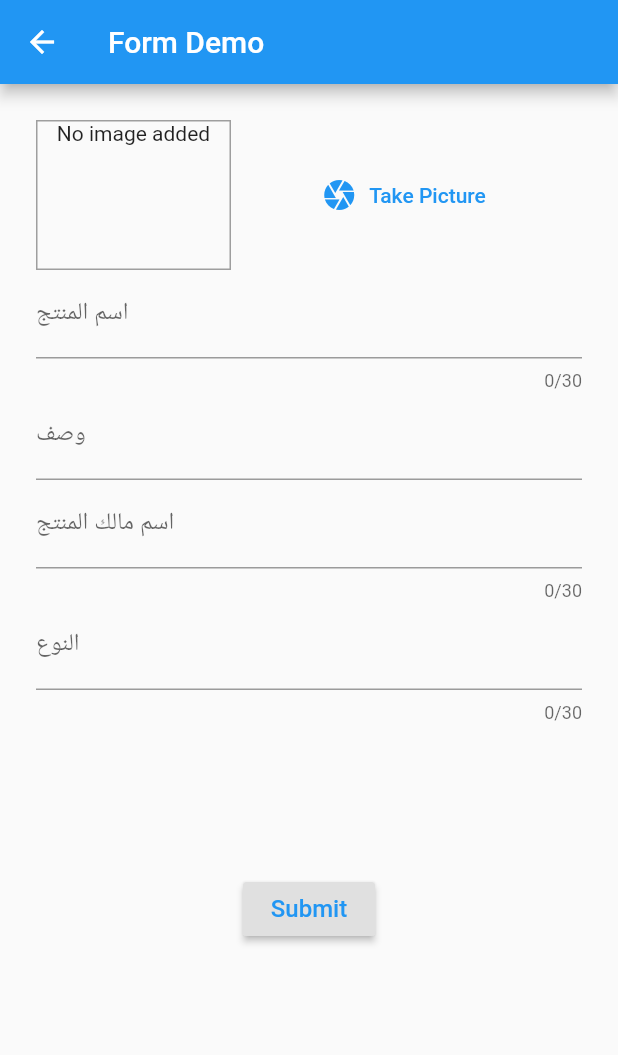
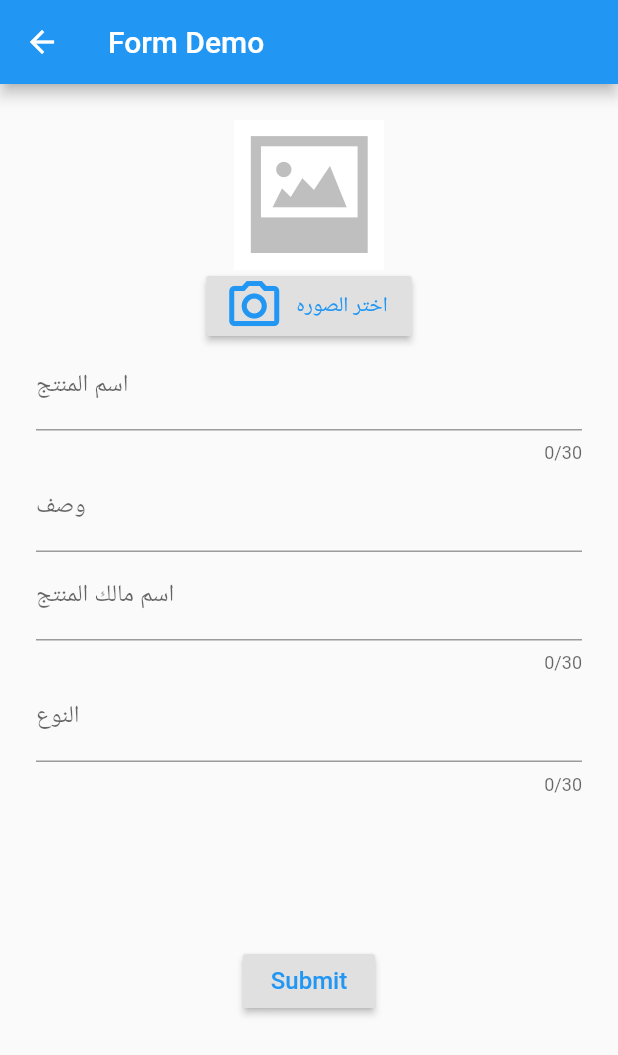
Before and after one commit to AhmedElsayed23/Tbdl-Mobile-Application, a Flutter app: the AddItemScreen screen opened by its route, on a phone screen of 412 x 824 dp. Shown: the top 1055 px of the screen. Run offline on Flutter 3.47's test engine with Material 2 defaults, Android fonts, the light colour scheme and no system bars; our stand-ins replace carousel_slider; missing offline and left inert: multi_image_picker; network calls fail; Roboto replaces fonts that are missing (Georgia, Hind).

Commit message:
Pick multiple images and zoom on image

```diff
--- a/lib/Screens/chooseCategory_screen.dart
+++ b/lib/Screens/chooseCategory_screen.dart
@@ -1,5 +1,5 @@
 import 'package:flutter/material.dart';
-import 'package:gp_version_01/Screens/Category%20form%20Screens/formSkeleton_screen.dart';
+import 'package:gp_version_01/Screens/formSkeleton_screen.dart';
 
 class ChooseCategoryScreen extends StatelessWidget {
   final List<String> _categories = <String>[
--- a/lib/Screens/Category form Screens/formSkeleton_screen.dart
+++ b/lib/Screens/formSkeleton_screen.dart
@@ -36,7 +36,6 @@ class AddItemScreen extends StatelessWidget {
 
   Widget _buildTitle() {
     return TextFormField(
-      textAlign: TextAlign.end,
       decoration: InputDecoration(
         labelText: 'اسم المنتج',
       ),
@@ -55,7 +54,6 @@ class AddItemScreen extends StatelessWidget {
 
   Widget _buildDescription() {
     return TextFormField(
-      textAlign: TextAlign.end,
       decoration: InputDecoration(labelText: 'وصف'),
       validator: (String value) {
         if (value.isEmpty) {
@@ -72,7 +70,6 @@ class AddItemScreen extends StatelessWidget {
   Widget _buildOwnerName() {
     return TextFormField(
       maxLength: 30,
-      textAlign: TextAlign.end,
       decoration: InputDecoration(labelText: 'اسم مالك المنتج'),
       validator: (String value) {
         if (value.isEmpty) {
@@ -92,7 +89,6 @@ class AddItemScreen extends StatelessWidget {
       textForFields.add(
         TextFormField(
           maxLength: 30,
-          textAlign: TextAlign.end,
           decoration: InputDecoration(labelText: property),
           validator: (String value) {
             if (value.isEmpty) {
@@ -110,9 +106,7 @@ class AddItemScreen extends StatelessWidget {
   }
 
   Widget _buildImage() {
-    return ImageInput((File img) {
-      imageFile = img;
-    });
+    return ImageMultiple();
   }
 
   List<String> getProperties(String category) {
--- a/lib/Screens/home_screen.dart
+++ b/lib/Screens/home_screen.dart
@@ -72,8 +72,8 @@ class HomeScreen extends StatelessWidget {
                 ),
               ),
               staggeredTileBuilder: (int index) => StaggeredTile.count(2, MediaQuery.of(context).size.aspectRatio * 7.5),
-              mainAxisSpacing: 4.0,
-              crossAxisSpacing: 4.0,
+              //mainAxisSpacing: 5,
+              //crossAxisSpacing: 5,
             ),
           ],
         ),
--- a/lib/Screens/messages_screen.dart
+++ b/lib/Screens/messages_screen.dart
@@ -1,12 +1,11 @@
 import 'package:flutter/material.dart';
+import 'package:gp_version_01/widgets/image_input.dart';
 
 class MessagesScreen extends StatelessWidget {
   const MessagesScreen({Key key}) : super(key: key);
 
   @override
   Widget build(BuildContext context) {
-    return Container(
-      child: Text("data"),
-    );
+    return ImageMultiple();
   }
 }
--- a/lib/main.dart
+++ b/lib/main.dart
@@ -1,8 +1,9 @@
 import 'package:flutter/material.dart';
-import 'package:gp_version_01/Screens/Category%20form%20Screens/formSkeleton_screen.dart';
+import 'package:gp_version_01/Screens/formSkeleton_screen.dart';
 import 'package:gp_version_01/Screens/details_screen.dart';
 import 'package:gp_version_01/Screens/home_screen.dart';
 import 'package:gp_version_01/Screens/tabs_Screen.dart';
+import 'package:gp_version_01/Screens/image_screen.dart';
 
 void main() {
   runApp(MyApp());
@@ -34,6 +35,7 @@ class MyApp extends StatelessWidget {
         HomeScreen.route: (context) => HomeScreen(),
         Details.route: (context) => Details(),
         AddItemScreen.route: (context) => AddItemScreen(),
+        ImageScreen.route: (context) => ImageScreen(),
       },
     );
   }
--- a/lib/widgets/image_input.dart
+++ b/lib/widgets/image_input.dart
@@ -1,10 +1,12 @@
-import 'dart:io';
+//import 'dart:io';
 import 'package:flutter/material.dart';
-import 'package:image_picker/image_picker.dart';
-import 'package:path/path.dart';
-import 'package:path_provider/path_provider.dart';
+//import 'package:image_picker/image_picker.dart';
+//import 'package:path/path.dart';
+//import 'package:path_provider/path_provider.dart';
+import 'package:multi_image_picker/multi_image_picker.dart';
+import 'dart:async';
 
-
+/*
 class ImageInput extends StatefulWidget {
   Function fun;
   ImageInput(this.fun);
@@ -68,3 +70,79 @@ class _ImageInputState extends State<ImageInput> {
     );
   }
 }
+
+*/
+class ImageMultiple extends StatefulWidget {
+  @override
+  _ImageMultipleState createState() => new _ImageMultipleState();
+}
+
+class _ImageMultipleState extends State<ImageMultiple> {
+  List<Asset> images = List<Asset>();
+
+  @override
+  void initState() {
+    super.initState();
+  }
+
+  Future<void> pickImages() async {
+    List<Asset> resultList = List<Asset>();
+
+    try {
+      resultList = await MultiImagePicker.pickImages(
+        maxImages: 300,
+        enableCamera: true,
+        selectedAssets: images,
+        materialOptions: MaterialOptions(
+          actionBarTitle: "FlutterCorner.com",
+        ),
+      );
+    } on Exception catch (e) {
+      print(e);
+    }
+
+    setState(() {
+      images = resultList;
+    });
+  }
+
+  @override
+  Widget build(BuildContext context) {
+    return Column(
+      children: <Widget>[
+        Container(
+          height: 100,
+          child: images.length != 0
+              ? GridView.count(
+                  scrollDirection: Axis.horizontal,
+                  crossAxisCount: 1,
+                  children: List.generate(
+                    images.length,
+                    (index) {
+                      Asset asset = images[index];
+                      return AssetThumb(
+                        asset: asset,
+                        width: 300,
+                        height: 300,
+                      );
+                    },
+                  ),
+                )
+              : Image.asset("assets/no-image-icon-6.png"),
+        ),
+        RaisedButton.icon(
+          onPressed: pickImages,
+          icon: Icon(
+            Icons.camera_alt_outlined,
+            size: 40,
+          ),
+          label: Text(
+            'اختر الصوره',
+            textAlign: TextAlign.center,
+          ),
+          textColor: Theme.of(context).primaryColor,
+        ),
+      ],
+    );
+  }
+}
--- a/pubspec.yaml
+++ b/pubspec.yaml
@@ -26,9 +26,10 @@ dependencies:
   cupertino_icons: ^0.1.3
   flutter_staggered_grid_view: "^0.3.2"
   dropdown_formfield: ^0.1.3
-  image_picker: ^0.6.0+9
+  multi_image_picker: ^4.7.14
   path_provider: ^1.1.0
   path: ^1.6.2
+  carousel_slider: ^2.3.1
 
 dev_dependencies:
   flutter_test:
```
Also changed, not shown: lib/Screens/details_screen.dart (+51 -7 lines), lib/Screens/image_screen.dart (added, +79 -0 lines), lib/widgets/product_Item.dart (+6 -6 lines), assets/no-image-icon-6.png (added), assets/ramadan.jpg (added), assets/ramadan2.jpg (added), assets/tempImage.png (deleted), pubspec.lock, 2 other files.
